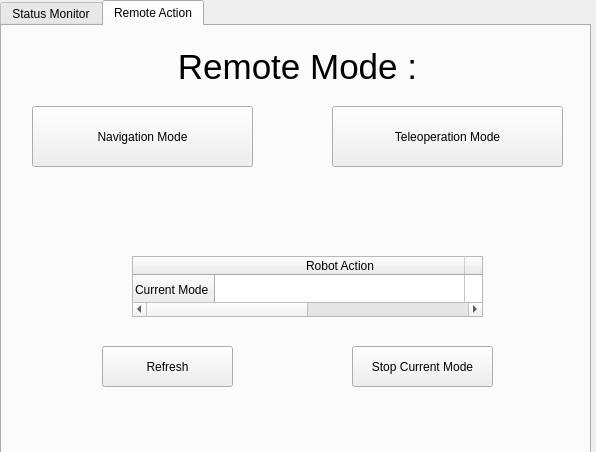
First picture: the form in RemoteUI/RemoteUI.ui, repository muhamadalfarisy98/GUI_Robot_Covid, before the edit.
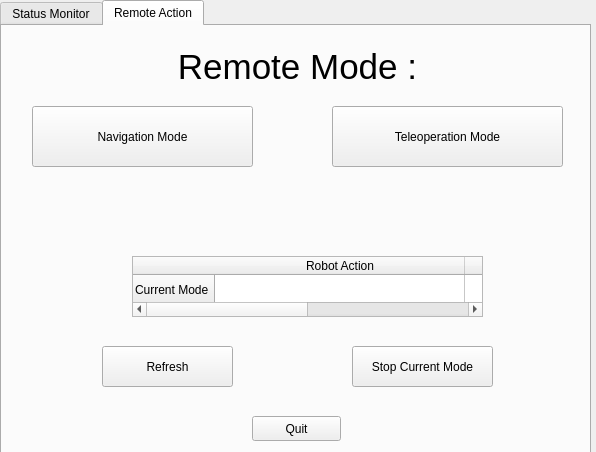
Second picture: the form after the edit.

Commit message:
fix bug handling back process, added Quit Pushbutton
tested

```diff
--- a/RemoteUI/RemoteUI.ui
+++ b/RemoteUI/RemoteUI.ui
@@ -294,6 +294,19 @@
       <string>Refresh</string>
      </property>
     </widget>
+    <widget class="QPushButton" name="QuitButton">
+     <property name="geometry">
+      <rect>
+       <x>250</x>
+       <y>390</y>
+       <width>89</width>
+       <height>25</height>
+      </rect>
+     </property>
+     <property name="text">
+      <string>Quit</string>
+     </property>
+    </widget>
    </widget>
   </widget>
  </widget>
```
The commit also changes 2 other files.
